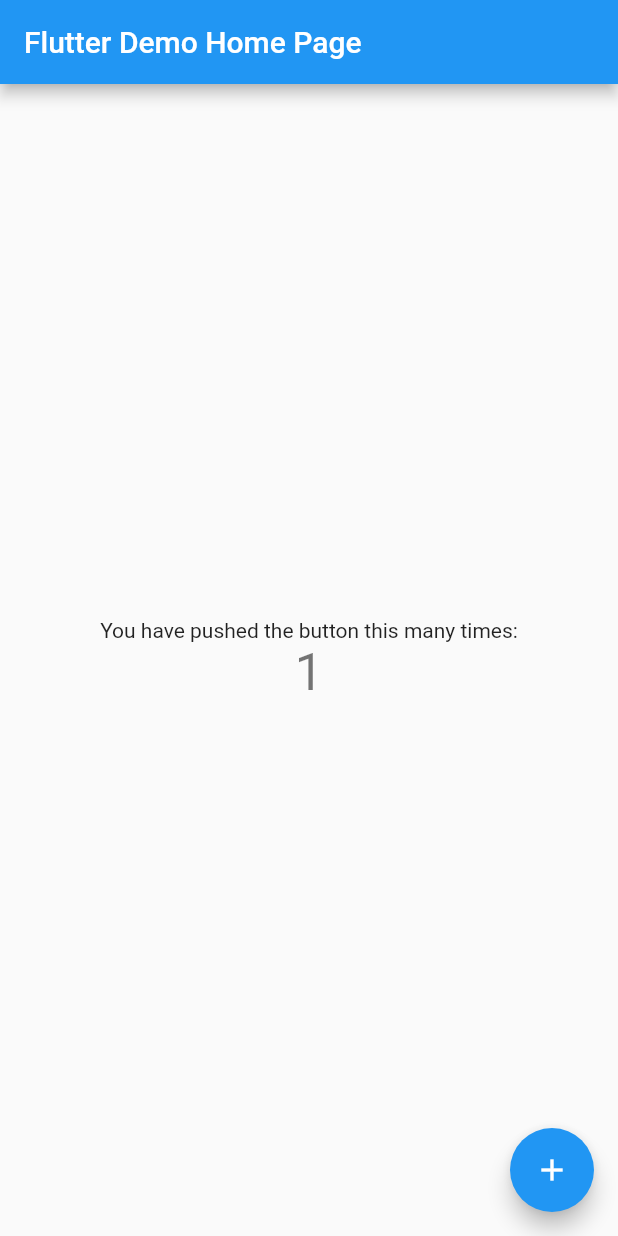
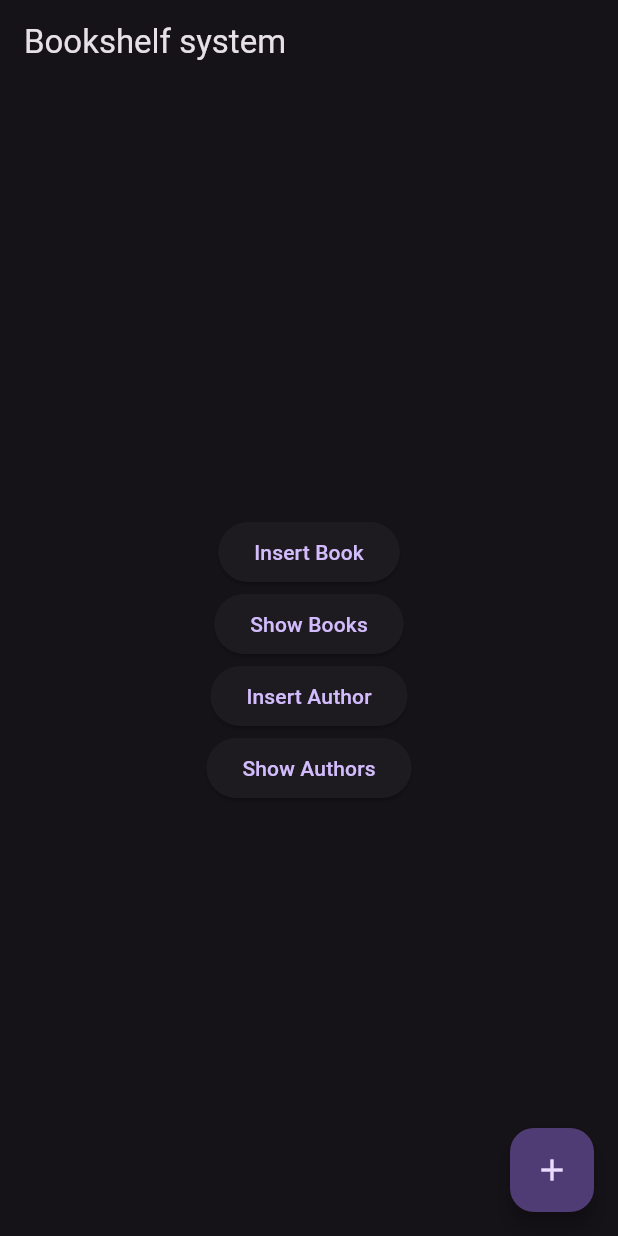
Before and after one commit to monake1479/Bookshelf, a Flutter app: the screen it shows after launch, after a tap on the "add" icon, on a phone screen of 412 x 824 dp. Run offline on Flutter 3.47's test engine with Material 2 defaults, Android fonts, the phone set to English and light mode, and no system bars; our stand-ins replace dartz, flutter_riverpod, freezed_annotation, sqflite, sqflite_common_ffi; accounts and stored records are empty; generated files the repository leaves out were written again; project files that could hold a hidden picture were left out.

Commit message:
Early database implementation

```diff
--- a/lib/bookshelf_app.dart
+++ b/lib/bookshelf_app.dart
@@ -9,7 +9,11 @@ class BookshelfApp extends StatelessWidget {
     return MaterialApp(
       title: 'Flutter Demo',
       theme: ThemeData(
-        primarySwatch: Colors.blue,
+        useMaterial3: true,
+        colorScheme: ColorScheme.fromSeed(
+          brightness: Brightness.dark,
+          seedColor: const Color(0xFF541ea6),
+        ),
       ),
       home: const HomePage(),
     );
--- /dev/null
+++ b/lib/core/utils/database_variables.dart
@@ -0,0 +1,16 @@
+const String databasePath = 'bookshelf.db';
+const String databaseName = 'bookshelf';
+const String booksTableName = 'books';
+const String authorsTableName = 'authors';
+
+// 'CREATE TABLE `$databaseName`.`$booksTableName` (`id` INT NOT NULL AUTO_INCREMENT , `authorId` INT NOT NULL , `publisher` TEXT NOT NULL , `publicationDate` TEXT NOT NULL , `isbnNumber` TEXT NOT NULL , `price` DOUBLE NOT NULL , PRIMARY KEY (`id`), INDEX `authorId` (`authorId`)) ';
+const String createBooksTableQuery =
+    'CREATE TABLE `$booksTableName` (`id` INT NOT NULL AUTO_INCREMENT , `authorId` INT NOT NULL , `publisher` TEXT NOT NULL , `publicationDate` TEXT NOT NULL , `isbnNumber` TEXT NOT NULL , `price` DOUBLE NOT NULL , PRIMARY KEY (`id`), INDEX `authorId` (`authorId`)) ';
+const String createAuthorsTableQuery =
+    'CREATE TABLE `$authorsTableName` (`id` INT NOT NULL AUTO_INCREMENT , `firstName` TEXT NOT NULL , `lastName` TEXT NOT NULL , PRIMARY KEY (`id`))';
+
+const String initAuthorsTable =
+    "INSERT INTO `$authorsTableName` (`id`, `firstName`, `lastName`) VALUES (NULL, 'Jan', 'Kowalski'), (NULL, 'Adam', 'Nowak'),(NULL, 'Karol', 'Andrysiewicz')";
+
+const String initBooksTable =
+    "INSERT INTO `$booksTableName` (`id`, `authorId`, `publisher`, `publicationDate`, `isbnNumber`, `price`) VALUES (NULL, '1', 'Biblioteka słów', '2000-08-10 23:59:59:100', '978-0-7334-2609-4', '29.99'),(NULL, '2', 'Słowozbiór', '2010-05-05 23:59:59:100', '321-4-7647-5760-4', '24,75'),(NULL, '3', 'Kaszaloty małe', '1999-08-04 23:59:59:100', '321-4-7647-5760-4', '14,75')";
--- a/lib/home_page.dart
+++ b/lib/home_page.dart
@@ -1,46 +1,60 @@
 import 'package:flutter/material.dart';
+import 'package:flutter_riverpod/flutter_riverpod.dart';
+import 'package:ztp_projekt/manage_database/controllers/providers.dart';
 
-class HomePage extends StatefulWidget {
+class HomePage extends StatelessWidget {
   const HomePage({super.key});
 
   @override
-  State<HomePage> createState() => _MyHomePageState();
-}
-
-class _MyHomePageState extends State<HomePage> {
-  int _counter = 0;
-
-  void _incrementCounter() {
-    setState(() {
-      _counter++;
-    });
-  }
-
-  @override
   Widget build(BuildContext context) {
+    return Consumer(
+      builder: (context, ref, _) {
+        final manageDatabaseNotifier =
+            ref.watch(manageDatabaseNotifierProvider.notifier);
+        final getDatabaseNotifier =
+            ref.watch(getDatabaseNotifierProvider.notifier);
         return Scaffold(
           appBar: AppBar(
-        title: const Text('Flutter Demo Home Page'),
+            title: const Text('Bookshelf system'),
           ),
           body: Center(
             child: Column(
               mainAxisAlignment: MainAxisAlignment.center,
               children: <Widget>[
-            const Text(
-              'You have pushed the button this many times:',
+                ElevatedButton(
+                  onPressed: () async {
+                    await manageDatabaseNotifier.insertAuthor();
+                  },
+                  child: const Text('Insert Book'),
                 ),
-            Text(
-              '$_counter',
-              style: Theme.of(context).textTheme.headlineMedium,
+                ElevatedButton(
+                  onPressed: () async {
+                    await getDatabaseNotifier.getBooks();
+                  },
+                  child: const Text('Show Books'),
+                ),
+                ElevatedButton(
+                  onPressed: () {},
+                  child: const Text('Insert Author'),
+                ),
+                ElevatedButton(
+                  onPressed: () async {
+                    await getDatabaseNotifier.getAuthors();
+                  },
+                  child: const Text('Show Authors'),
                 ),
               ],
             ),
           ),
           floatingActionButton: FloatingActionButton(
-        onPressed: _incrementCounter,
+            onPressed: () async {
+              await ref.read(getDatabaseNotifierProvider.notifier).getBooks();
+            },
             tooltip: 'Increment',
             child: const Icon(Icons.add),
           ),
         );
+      },
+    );
   }
 }
--- a/lib/main.dart
+++ b/lib/main.dart
@@ -1,6 +1,29 @@
 import 'package:flutter/material.dart';
+import 'package:flutter_riverpod/flutter_riverpod.dart';
+import 'package:sqflite_common_ffi/sqflite_ffi.dart';
 import 'package:ztp_projekt/bookshelf_app.dart';
+import 'package:ztp_projekt/core/utils/database_variables.dart';
 
-void main() {
-  runApp(const BookshelfApp());
+void main() async {
+  WidgetsFlutterBinding.ensureInitialized();
+
+  final bookshelfDatabase = await databaseFactoryFfi.openDatabase(databasePath);
+
+  await bookshelfDatabase.execute(
+    createAuthorsTableQuery,
+  );
+  await bookshelfDatabase.execute(
+    createBooksTableQuery,
+  );
+  await bookshelfDatabase.execute(
+    initAuthorsTable,
+  );
+  await bookshelfDatabase.execute(
+    initBooksTable,
+  );
+  await bookshelfDatabase.close();
+
+  runApp(
+    const ProviderScope(child: BookshelfApp()),
+  );
 }
--- /dev/null
+++ b/lib/manage_database/controllers/get_database/get_database_notifier.dart
@@ -0,0 +1,41 @@
+import 'dart:developer';
+
+import 'package:flutter_riverpod/flutter_riverpod.dart';
+import 'package:sqflite_common_ffi/sqflite_ffi.dart';
+import 'package:ztp_projekt/core/utils/database_variables.dart';
+import 'package:ztp_projekt/main.dart';
+import 'package:ztp_projekt/manage_database/controllers/get_database/get_database_state.dart';
+import 'package:ztp_projekt/manage_database/models/author.dart';
+import 'package:ztp_projekt/manage_database/models/book.dart';
+
+class GetDatabaseNotifier extends StateNotifier<GetDatabaseState> {
+  GetDatabaseNotifier() : super(GetDatabaseState.initial());
+
+  void reset() {
+    state = GetDatabaseState.initial();
+  }
+
+  Future<List<Book>> getBooks() async {
+    state = state.copyWith(isLoading: true);
+    final bookshelfDatabase =
+        await databaseFactoryFfi.openDatabase(databaseName);
+
+    final List<Map<String, dynamic>> maps =
+        await bookshelfDatabase.query(booksTableName);
+    log('[GetBooks] maps: $maps');
+    await bookshelfDatabase.close();
+    return [];
+  }
+
+  Future<List<Author>> getAuthors() async {
+    state = state.copyWith(isLoading: true);
+    final bookshelfDatabase =
+        await databaseFactoryFfi.openDatabase(databaseName);
+
+    final List<Map<String, dynamic>> maps =
+        await bookshelfDatabase.query(authorsTableName);
+    log('[GetAuthors] maps: $maps');
+    await bookshelfDatabase.close();
+    return [];
+  }
+}
--- /dev/null
+++ b/lib/manage_database/controllers/get_database/get_database_state.dart
@@ -0,0 +1,22 @@
+import 'package:dartz/dartz.dart';
+import 'package:freezed_annotation/freezed_annotation.dart';
+import 'package:ztp_projekt/manage_database/models/author.dart';
+import 'package:ztp_projekt/manage_database/models/book.dart';
+
+part 'get_database_state.freezed.dart';
+
+@freezed
+class GetDatabaseState with _$GetDatabaseState {
+  const factory GetDatabaseState({
+    required bool isLoading,
+    required Option<Either<Exception, Unit>> failureOrSuccessOption,
+    required List<Book> books,
+    required List<Author> authors,
+  }) = _GetDatabaseState;
+  factory GetDatabaseState.initial() => GetDatabaseState(
+        isLoading: false,
+        failureOrSuccessOption: none(),
+        books: [],
+        authors: [],
+      );
+}
--- /dev/null
+++ b/lib/manage_database/controllers/providers.dart
@@ -0,0 +1,14 @@
+import 'package:flutter_riverpod/flutter_riverpod.dart';
+import 'package:ztp_projekt/manage_database/controllers/get_database/get_database_notifier.dart';
+import 'package:ztp_projekt/manage_database/controllers/get_database/get_database_state.dart';
+import 'package:ztp_projekt/manage_database/controllers/manage_database/manage_database_notifier.dart';
+import 'package:ztp_projekt/manage_database/controllers/manage_database/manage_database_state.dart';
+
+final getDatabaseNotifierProvider =
+    StateNotifierProvider<GetDatabaseNotifier, GetDatabaseState>(
+  (ref) => GetDatabaseNotifier(),
+);
+final manageDatabaseNotifierProvider =
+    StateNotifierProvider<ManageDatabaseNotifier, ManageDatabaseState>(
+  (ref) => ManageDatabaseNotifier(),
+);
--- /dev/null
+++ b/lib/manage_database/models/author.dart
@@ -0,0 +1,21 @@
+import 'package:freezed_annotation/freezed_annotation.dart';
+part 'author.freezed.dart';
+part 'author.g.dart';
+
+@freezed
+class Author with _$Author {
+  const factory Author({
+    required int id,
+    required String firstName,
+    required String lastName,
+  }) = _Author;
+  factory Author.fromJson(Map<String, dynamic> json) => _$AuthorFromJson(json);
+}
+
+extension AuthorEx on Author {
+  Map<String, dynamic> get toMap => {
+        'id': id,
+        'firstName': firstName,
+        'lastName': lastName,
+      };
+}
--- /dev/null
+++ b/lib/manage_database/models/book.dart
@@ -0,0 +1,16 @@
+import 'package:freezed_annotation/freezed_annotation.dart';
+part 'book.freezed.dart';
+part 'book.g.dart';
+
+@freezed
+class Book with _$Book {
+  const factory Book({
+    required int id,
+    required int authorId,
+    required String publisher,
+    required DateTime publicationDate,
+    required int isbnNumber,
+    required double price,
+  }) = _Book;
+  factory Book.fromJson(Map<String, dynamic> json) => _$BookFromJson(json);
+}
--- a/pubspec.yaml
+++ b/pubspec.yaml
@@ -37,7 +37,13 @@ dependencies:
   cupertino_icons: ^1.0.2
   flutter_riverpod: ^2.3.2
   freezed_annotation: ^2.2.0
+  sqflite_common_ffi: ^2.2.2
+  path: ^1.8.2
+  json_serializable: ^6.6.1
+  dartz: ^0.10.1
   sqflite: ^2.2.6
+  sqlite3_flutter_libs: ^0.5.13
+
 
 dev_dependencies:
   flutter_test:
```
Also changed, not shown: lib/manage_database/controllers/manage_database/manage_database_notifier.dart (added, +27 -0 lines), lib/manage_database/controllers/manage_database/manage_database_state.dart (added, +14 -0 lines), pubspec.lock, 6 other files. Lines whose indentation alone changed are shown as unchanged.
